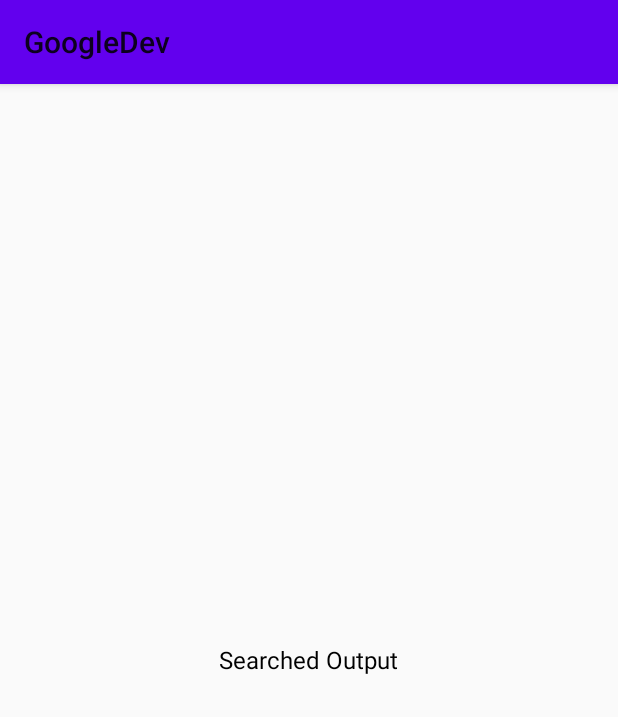
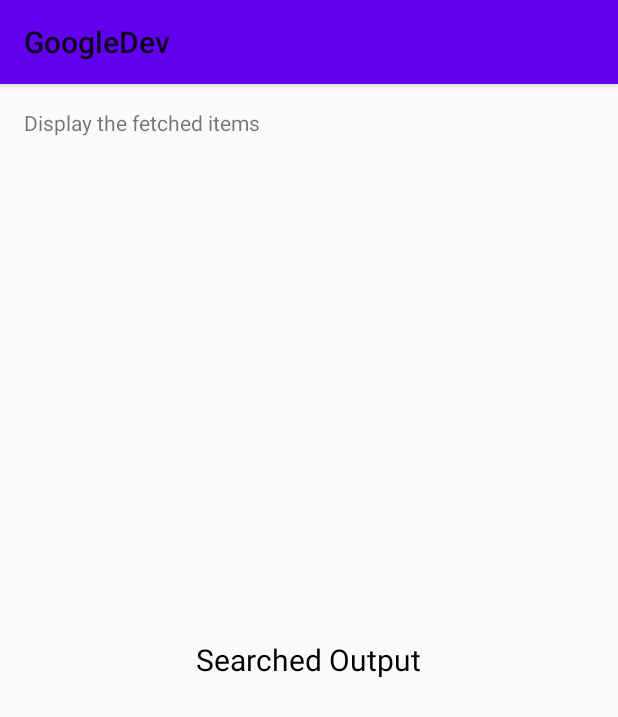
Before and after one commit to anantcodes/GoogleDev, an Android app: the DisplayActivity screen opened directly, with no data from a screen before it, on a phone screen of 412 x 824 dp. Shown: the top 717 px of the screen. Run offline under Robolectric (Android 15) with nearby library versions, the phone set to English and light mode, and no system bars.

Commit message:
fetching message

```diff
--- a/app/src/main/res/layout/activity_display.xml
+++ b/app/src/main/res/layout/activity_display.xml
@@ -7,13 +7,16 @@
     tools:context=".DisplayActivity"
     android:layout_margin="16dp">
 
-
+<TextView
+    android:layout_width="wrap_content"
+    android:layout_height="wrap_content"
+    android:text="Display the fetched items"/>
 
     <TextView
         android:layout_width="wrap_content"
         android:layout_height="wrap_content"
         android:text="Searched Output"
-        android:textSize="16sp"
+        android:textSize="20sp"
         android:textColor="#000000"
         android:layout_centerInParent="true"/>
 
```
